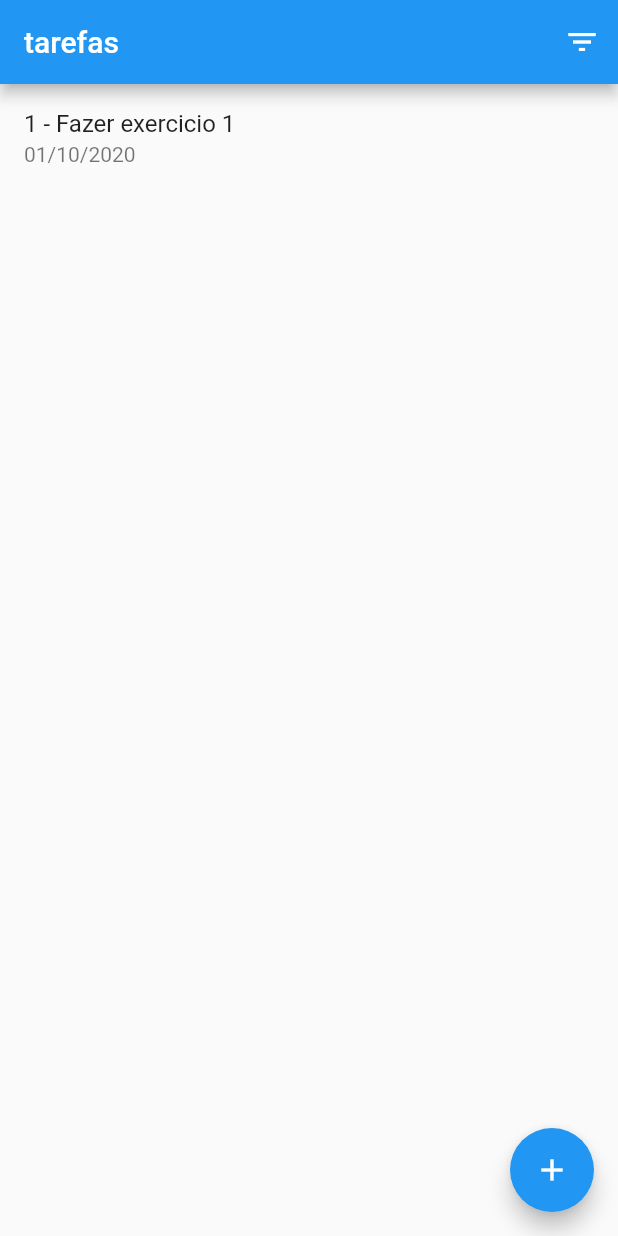
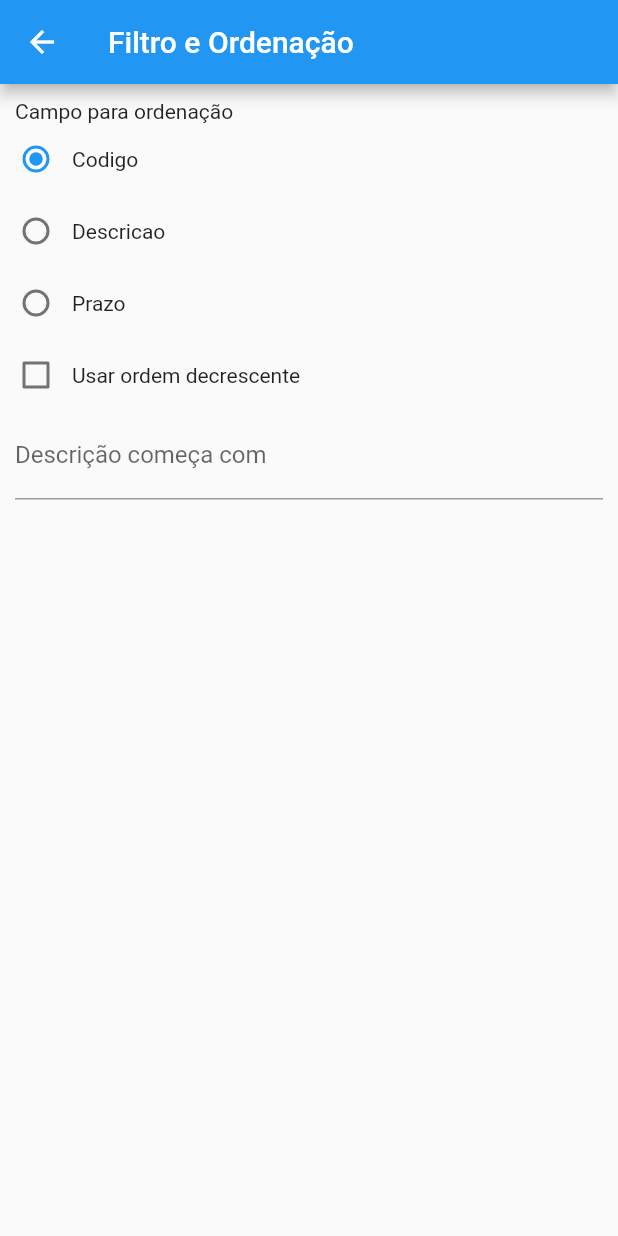
Before and after one commit to maiconm/cadastro-tarefas-flutter, a Flutter app: the screen it shows after launch, after a tap on the "filter list" icon, on a phone screen of 412 x 824 dp. Run offline on Flutter 3.47's test engine with Material 2 defaults, Android fonts, the phone set to English and light mode, and no system bars; our stand-ins replace shared_preferences.

Commit message:
pagina de filtro (incompleto)

```diff
--- a/lib/main.dart
+++ b/lib/main.dart
@@ -1,3 +1,4 @@
+import 'package:cadastro_tarefas/pages/filtro_page.dart';
 import 'package:cadastro_tarefas/pages/lista_tarefas_page.dart';
 import 'package:flutter/material.dart';
 
@@ -17,6 +18,9 @@ class CadastroTarefasApp extends StatelessWidget {
         visualDensity: VisualDensity.adaptivePlatformDensity,
       ),
       home: ListaTarefasPage(),
+      routes: {
+        FiltroPage.ROUTE_NAME: (_) => FiltroPage(),
+      },
     );
   }
 }
--- /dev/null
+++ b/lib/pages/filtro_page.dart
@@ -0,0 +1,121 @@
+
+import 'package:cadastro_tarefas/model/tarefa.dart';
+import 'package:flutter/cupertino.dart';
+import 'package:flutter/material.dart';
+import 'package:shared_preferences/shared_preferences.dart';
+
+class FiltroPage extends StatefulWidget {
+  static const ROUTE_NAME = '/filtro';
+  static const CHAVE_CAMPO_ORDENACAO = 'campoOrdenacao';
+  static const CHAVE_USAR_ORDEM_DECRESCENTE = 'usarOrdemDecrescente';
+  static const CHAVE_FILTRO_DESCRICAO = 'filtroDescricao';
+
+  @override
+  _FiltroPageState createState() => _FiltroPageState();
+}
+
+class _FiltroPageState extends State<FiltroPage> {
+  final campos = {
+    Tarefa.CAMPO_ID: 'Codigo',
+    Tarefa.CAMPO_DESCRICAO: 'Descricao',
+    Tarefa.CAMPO_PRAZO: 'Prazo',
+  };
+  SharedPreferences _prefs;
+  final _descricaoController = TextEditingController();
+  String _campoOrdenacao = Tarefa.CAMPO_ID;
+  bool _usarOrdemDecrescente = false;
+  bool _alterouValores = false;
+
+  @override
+  void initState() {
+    super.initState();
+    SharedPreferences.getInstance().then((prefs) {
+      _prefs = prefs;
+      setState(() {
+        _campoOrdenacao = _prefs.getString(FiltroPage.CHAVE_CAMPO_ORDENACAO) ?? Tarefa.CAMPO_ID;
+        _usarOrdemDecrescente = _prefs.getBool(FiltroPage.CHAVE_USAR_ORDEM_DECRESCENTE) ?? false;
+        _descricaoController.text = _prefs.getString(FiltroPage.CHAVE_FILTRO_DESCRICAO) ?? '';
+      });
+    });
+  }
+
+  @override
+  Widget build(BuildContext context) {
+    return WillPopScope(
+      child: Scaffold(
+      appBar: AppBar( title: Text('Filtro e Ordenação'),),
+      body: _criarBody(),
+    ),
+    onWillPop: _onVoltarClick,
+    );
+  }
+
+  Widget _criarBody() {
+    return ListView(
+      children: [
+        Padding(
+          padding: EdgeInsets.only(left: 10, top: 10), child: Text('Campo para ordenação'),
+        ),
+        for (final campo in campos.keys)
+          Row(
+            children: [
+              Radio(
+                value: campo,
+                groupValue: _campoOrdenacao,
+                onChanged: _onCampoOrdenacaoChanged,
+              ),
+              Text(campos[campo]),
+            ],
+          ),
+          Row(
+            children: [
+              Checkbox(
+                value: _usarOrdemDecrescente,
+                onChanged: _onUsarOrdemDecrescenteChange,
+              ),
+              Text('Usar ordem decrescente'),
+            ],
+          ),
+          Padding(
+            padding: EdgeInsets.symmetric(horizontal: 10),
+            child: TextField(
+              decoration: InputDecoration(labelText: 'Descrição começa com',),
+              // controller: _filtroDescricaoController,
+              onChanged: _onFiltroDescricaoChange,
+            ),
+          ),
+      ],
+    );
+  }
+
+  _lerPreferencias() async {
+    _prefs = await SharedPreferences.getInstance();
+
+  }
+
+  Future<bool> _onVoltarClick() async {
+    Navigator.of(context).pop(_alterouValores);
+    return true;
+  }
+
+  void _onCampoOrdenacaoChanged(String valor) {
+    _prefs.setString(FiltroPage.CHAVE_CAMPO_ORDENACAO, valor);
+    _alterouValores = true;
+    setState(() {
+      _campoOrdenacao = valor;
+    });
+  }
+
+  void _onUsarOrdemDecrescenteChange(bool valor) {
+    _prefs.setBool(FiltroPage.CHAVE_USAR_ORDEM_DECRESCENTE, valor);
+    _alterouValores = true;
+    setState(() {
+      _usarOrdemDecrescente = valor;
+    });
+  }
+
+  void _onFiltroDescricaoChange(String valor) {
+    _prefs.setString(FiltroPage.CHAVE_FILTRO_DESCRICAO, valor);
+    _alterouValores = true;
+  }
+}
--- a/lib/pages/lista_tarefas_page.dart
+++ b/lib/pages/lista_tarefas_page.dart
@@ -1,4 +1,5 @@
 import 'package:cadastro_tarefas/model/tarefa.dart';
+import 'package:cadastro_tarefas/pages/filtro_page.dart';
 import 'package:flutter/material.dart';
 import 'package:intl/intl.dart';
 
@@ -178,8 +179,11 @@ class _ListaTarefasPageState extends State<ListaTarefasPage> {
     );
   }
 
-  void _abrirPaginaFiltro() {
-    // TODO
+  void _abrirPaginaFiltro() async {
+    final alterouValores = await Navigator.of(context).pushNamed(FiltroPage.ROUTE_NAME);
+    if (alterouValores == true) {
+      // TODO
+    }
   }
 }
 
--- a/pubspec.yaml
+++ b/pubspec.yaml
@@ -29,6 +29,7 @@ dependencies:
   # Use with the CupertinoIcons class for iOS style icons.
   cupertino_icons: ^1.0.0
   intl: ^0.16.1
+  shared_preferences: ^0.5.12+4
 
 dev_dependencies:
   flutter_test:
```
Also changed, not shown: pubspec.lock.
